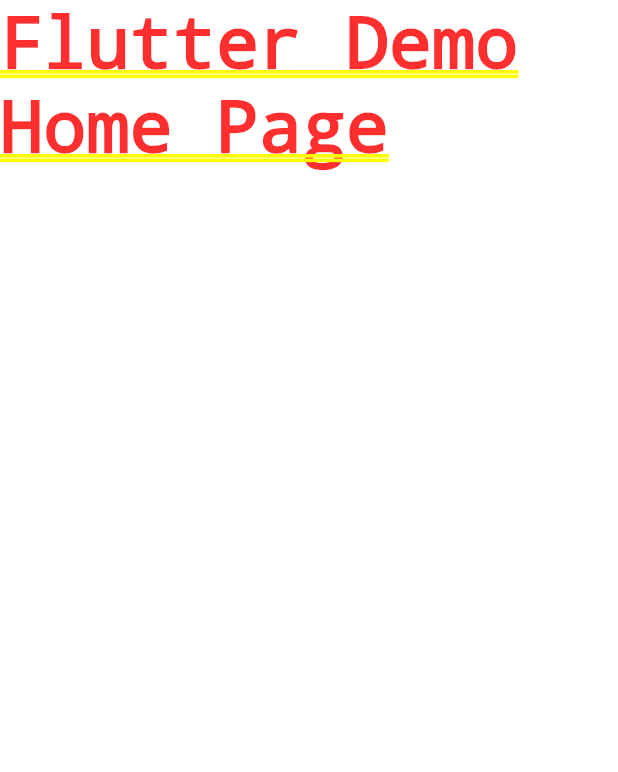
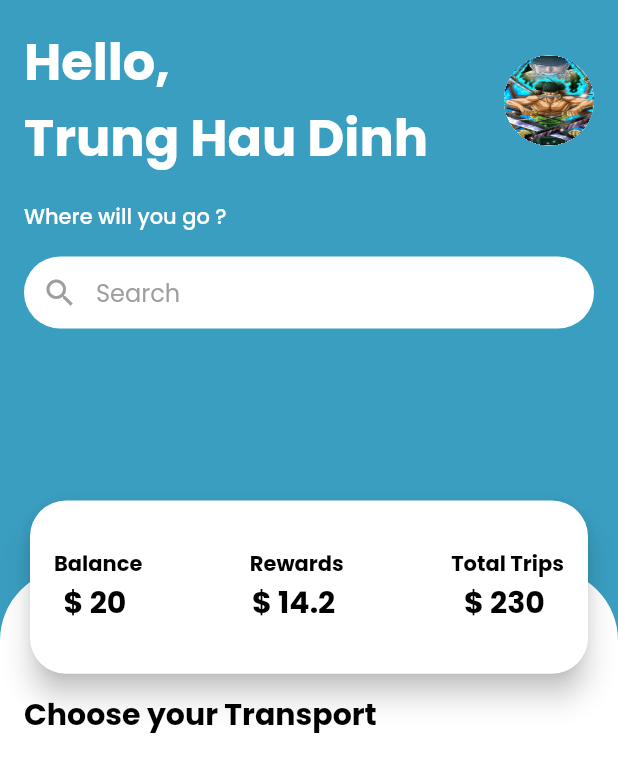
Before and after one commit to trunghaudinh/Flutter-UI-Challenges, a Flutter app: the screen it shows after launch, on a phone screen of 412 x 824 dp. Shown: the top 772 px of the screen. Run offline on Flutter 3.47's test engine with Material 2 defaults, Android fonts, the phone set to English and light mode, and no system bars; our stand-ins replace get, google_fonts.

Commit message:
add day-3

```diff
--- /dev/null
+++ b/flutter_ui_challenges/lib/constants/color.dart
@@ -0,0 +1,4 @@
+import 'package:flutter/material.dart';
+
+const Color busColor = Color(0xFF6BC5E8);
+const Color trainColor = Color(0xFF3A9EC1);
--- /dev/null
+++ b/flutter_ui_challenges/lib/constants/layout.dart
@@ -0,0 +1,2 @@
+const double spacing = 16;
+const double borderRadius = 24;
--- a/flutter_ui_challenges/lib/main.dart
+++ b/flutter_ui_challenges/lib/main.dart
@@ -1,4 +1,7 @@
 import 'package:flutter/material.dart';
+import 'package:flutter_uii_challenges/screens/home/home_screen.dart';
+import 'package:get/get.dart';
+import 'package:google_fonts/google_fonts.dart';
 
 void main() {
   runApp(MyApp());
@@ -8,12 +11,14 @@
   // This widget is the root of your application.
   @override
   Widget build(BuildContext context) {
-    return MaterialApp(
-      title: 'Flutter Demo',
+    return GetMaterialApp(
+      title: 'Day 3',
+      debugShowCheckedModeBanner: false,
       theme: ThemeData(
-        primarySwatch: Colors.blue,
+        backgroundColor: Color(0xFF3A9EC1),
+        textTheme: GoogleFonts.poppinsTextTheme(Theme.of(context).textTheme).apply(bodyColor: Colors.black),
       ),
-      home: Text('Flutter Demo Home Page'),
+      home: HomeScreen(),
     );
   }
 }
--- /dev/null
+++ b/flutter_ui_challenges/lib/models/vehicle.dart
@@ -0,0 +1,8 @@
+
+class Vehicle {
+  final String name;
+  final String icon;
+  final int color;
+
+  Vehicle({this.name, this.icon, this.color});
+}
--- /dev/null
+++ b/flutter_ui_challenges/lib/screens/base_layout.dart
@@ -0,0 +1,63 @@
+import 'package:flutter/material.dart';
+import 'package:flutter_uii_challenges/constants/color.dart';
+import 'package:flutter_uii_challenges/constants/layout.dart';
+import 'package:get/get.dart';
+
+class BaseLayout extends StatelessWidget {
+  final int backgroundColor;
+
+  final Widget headerWidget;
+  final Widget bodyWidget;
+  final Widget fullScreen;
+  final bool isFullScreen;
+
+  BaseLayout(
+      {Key key,
+      this.backgroundColor,
+      this.headerWidget,
+      this.bodyWidget,
+      this.fullScreen,
+      this.isFullScreen})
+      : super(key: key);
+
+  @override
+  Widget build(BuildContext context) {
+    return Scaffold(
+      backgroundColor: backgroundColor ?? trainColor,
+      body: Stack(
+        children: [
+          Container(
+            width: Get.width,
+            height: Get.height,
+            child: Column(
+              crossAxisAlignment: CrossAxisAlignment.stretch,
+              children: [
+                Container(
+                  padding: EdgeInsets.all(spacing),
+                  height: Get.height * 0.4,
+                  width: Get.width,
+                  child: headerWidget,
+                ),
+                Expanded(
+                    child: Stack(
+                  children: [
+                    Container(
+                      margin: EdgeInsets.only(top: (Get.height * 0.15)/2.5),
+                      clipBehavior: Clip.hardEdge,
+                      decoration: BoxDecoration(
+                          color: Colors.white,
+                          borderRadius: BorderRadius.only(
+                              topLeft: Radius.circular(borderRadius * 2),
+                              topRight: Radius.circular(borderRadius * 2))),
+                    ),
+                    bodyWidget
+                  ],
+                ))
+              ],
+            ),
+          )
+        ],
+      ),
+    );
+  }
+}
--- /dev/null
+++ b/flutter_ui_challenges/lib/screens/home/components/banner_home.dart
@@ -0,0 +1,81 @@
+import 'package:flutter/material.dart';
+import 'package:flutter_uii_challenges/constants/layout.dart';
+import 'package:get/get.dart';
+
+class BannerHome extends StatelessWidget {
+  @override
+  Widget build(BuildContext context) {
+    return Container(
+      height: Get.height * 0.15,
+      child: Card(
+        elevation: 8,
+        shape: RoundedRectangleBorder(
+            borderRadius:
+            BorderRadius.all(Radius.circular(borderRadius))),
+        child: Padding(
+          padding: EdgeInsets.symmetric(horizontal: spacing),
+          child: Row(
+            mainAxisAlignment: MainAxisAlignment.spaceBetween,
+            crossAxisAlignment: CrossAxisAlignment.center,
+            children: [
+              Column(
+                mainAxisAlignment: MainAxisAlignment.center,
+                children: [
+                  Text(
+                    "Balance",
+                    style: Theme.of(context)
+                        .textTheme
+                        .bodyText1
+                        .copyWith(fontWeight: FontWeight.bold),
+                  ),
+                  Text(
+                    "\$ 20 ",
+                    style: Theme.of(context).textTheme.headline6.copyWith(
+                      fontWeight: FontWeight.bold,
+                    ),
+                  )
+                ],
+              ),
+              Column(
+                mainAxisAlignment: MainAxisAlignment.center,
+                children: [
+                  Text(
+                    "Rewards",
+                    style: Theme.of(context)
+                        .textTheme
+                        .bodyText1
+                        .copyWith(fontWeight: FontWeight.bold),
+                  ),
+                  Text(
+                    "\$ 14.2 ",
+                    style: Theme.of(context).textTheme.headline6.copyWith(
+                      fontWeight: FontWeight.bold,
+                    ),
+                  )
+                ],
+              ),
+              Column(
+                mainAxisAlignment: MainAxisAlignment.center,
+                children: [
+                  Text(
+                    "Total Trips",
+                    style: Theme.of(context)
+                        .textTheme
+                        .bodyText1
+                        .copyWith(fontWeight: FontWeight.bold),
+                  ),
+                  Text(
+                    "\$ 230 ",
+                    style: Theme.of(context).textTheme.headline6.copyWith(
+                      fontWeight: FontWeight.bold,
+                    ),
+                  )
+                ],
+              )
+            ],
+          ),
+        ),
+      ),
+    );
+  }
+}
--- /dev/null
+++ b/flutter_ui_challenges/lib/screens/home/components/header_home.dart
@@ -0,0 +1,62 @@
+import 'package:flutter/material.dart';
+import 'package:flutter_uii_challenges/constants/layout.dart';
+
+class HeaderHome extends StatelessWidget {
+  @override
+  Widget build(BuildContext context) {
+    return SafeArea(
+      child: Container(
+        child: Column(
+          crossAxisAlignment: CrossAxisAlignment.stretch,
+          children: [
+            Row(
+              mainAxisAlignment: MainAxisAlignment.spaceBetween,
+              children: [
+                Text(
+                  "Hello, \nTrung Hau Dinh",
+                  style: Theme.of(context).textTheme.headline4.copyWith(
+                      color: Colors.white, fontWeight: FontWeight.bold),
+                ),
+                Container(
+                  height: 60,
+                  width: 60,
+                  clipBehavior: Clip.hardEdge,
+                  decoration: BoxDecoration(
+                      shape: BoxShape.circle, color: Colors.white),
+                  child: Image.asset(
+                    'assets/images/avatar.png',
+                    fit: BoxFit.fill,
+                  ),
+                ),
+              ],
+            ),
+            SizedBox(height: spacing),
+            Text(
+              "Where will you go ?",
+              style: Theme.of(context)
+                  .textTheme
+                  .bodyText1
+                  .copyWith(color: Colors.white),
+            ),
+            SizedBox(height: spacing),
+            TextField(
+              cursorColor: Color(0xFF3A9EC1),
+              decoration: InputDecoration(
+                contentPadding: EdgeInsets.all(0),
+                prefixIcon: Icon(Icons.search, color: Colors.grey),
+                filled: true,
+                fillColor: Colors.white,
+                border: OutlineInputBorder(
+                  borderSide: BorderSide.none,
+                  borderRadius: BorderRadius.circular(borderRadius),
+                ),
+                hintText: "Search",
+                hintStyle: TextStyle(color: Colors.grey),
+              ),
+            ),
+          ],
+        ),
+      ),
+    );
+  }
+}
--- /dev/null
+++ b/flutter_ui_challenges/lib/screens/home/components/vehicle_card.dart
@@ -0,0 +1,20 @@
+import 'package:flutter/material.dart';
+import 'package:flutter_uii_challenges/models/vehicle.dart';
+
+class VehicleCard extends StatelessWidget {
+  final Vehicle vehicle;
+
+  const VehicleCard({
+    Key key,
+    this.vehicle
+  }) : super(key: key);
+
+  @override
+  Widget build(BuildContext context) {
+    return Container(
+      decoration: BoxDecoration(
+        borderRadius: BorderRadiusGeometry()
+      ),
+    );
+  }
+}
--- /dev/null
+++ b/flutter_ui_challenges/lib/screens/home/home_screen.dart
@@ -0,0 +1,40 @@
+import 'package:flutter/material.dart';
+import 'package:flutter_uii_challenges/constants/layout.dart';
+import 'package:flutter_uii_challenges/models/vehicle.dart';
+import 'package:flutter_uii_challenges/screens/base_layout.dart';
+import 'package:flutter_uii_challenges/screens/home/components/banner_home.dart';
+import 'package:flutter_uii_challenges/screens/home/components/header_home.dart';
+import 'package:get/get.dart';
+
+class HomeScreen extends StatelessWidget {
+  @override
+  Widget build(BuildContext context) {
+    return BaseLayout(
+      headerWidget: HeaderHome(),
+      bodyWidget: BodyHome(),
+    );
+  }
+}
+
+class BodyHome extends StatelessWidget {
+  const BodyHome({Key key}) : super(key: key);
+
+  @override
+  Widget build(BuildContext context) {
+    return Container(
+      margin: EdgeInsets.symmetric(horizontal: spacing),
+      child: Column(
+        crossAxisAlignment: CrossAxisAlignment.stretch,
+        children: [
+          BannerHome(),
+          SizedBox(height: spacing /2,),
+          Text("Choose your Transport",style: Theme.of(context).textTheme.headline6.copyWith(
+            fontWeight: FontWeight.bold
+          ),),
+          SizedBox(height: spacing /2,),
+
+        ],
+      ),
+    );
+  }
+}
--- a/flutter_ui_challenges/pubspec.yaml
+++ b/flutter_ui_challenges/pubspec.yaml
@@ -24,6 +24,10 @@
   flutter:
     sdk: flutter
 
+  get: ^4.1.4
+  google_fonts: ^2.0.0
+  flutter_svg: ^0.22.0
+
 
   # The following adds the Cupertino Icons font to your application.
   # Use with the CupertinoIcons class for iOS style icons.
@@ -43,6 +47,8 @@
   # included with your application, so that you can use the icons in
   # the material Icons class.
   uses-material-design: true
+  assets:
+    - assets/images/
 
   # To add assets to your application, add an assets section, like this:
   # assets:
```
Also changed, not shown: flutter_ui_challenges/assets/images/avatar.png (added), flutter_ui_challenges/assets/images/bus.svg (added), flutter_ui_challenges/assets/images/qr.png (added), flutter_ui_challenges/assets/images/train.svg (added), flutter_ui_challenges/pubspec.lock.
